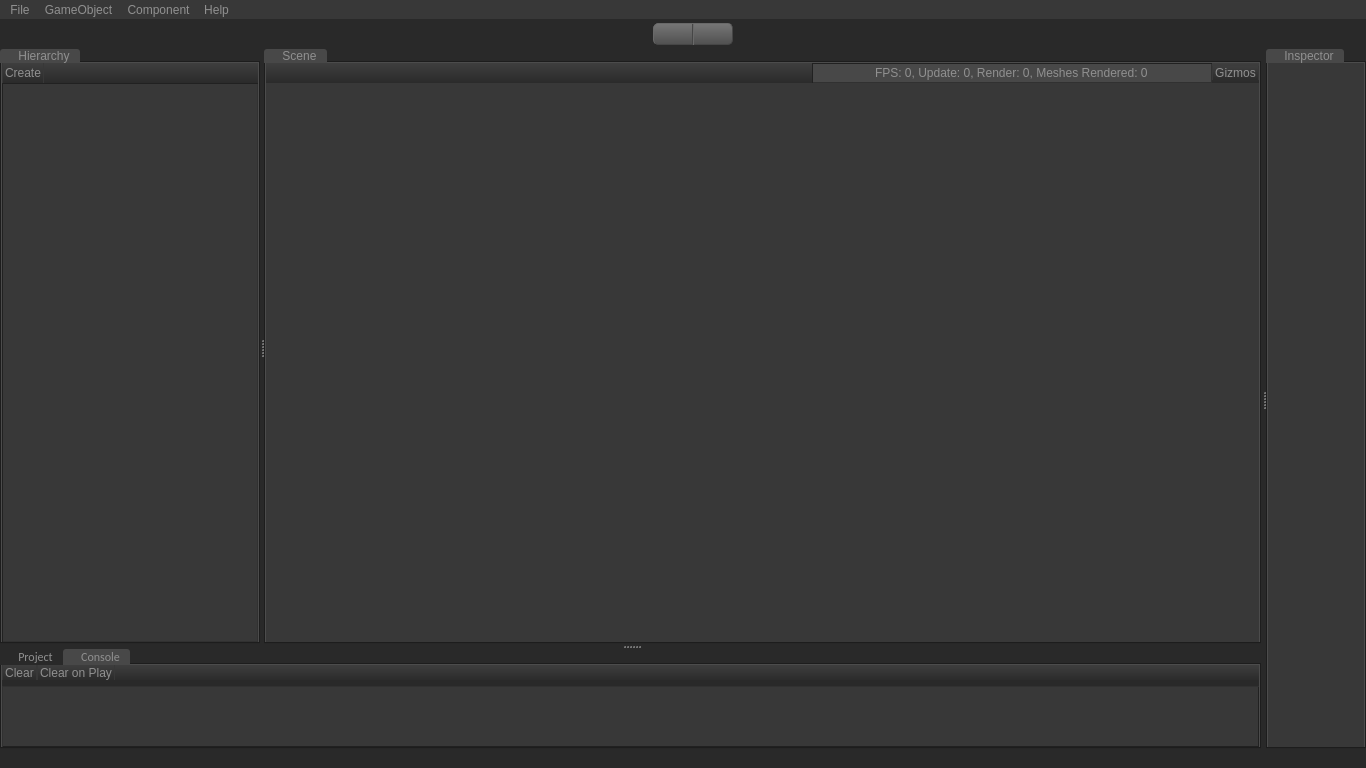
The window that Editor/editor.ui (PanosK92/SpartanEngine) describes before a commit, drawn with Qt 5.
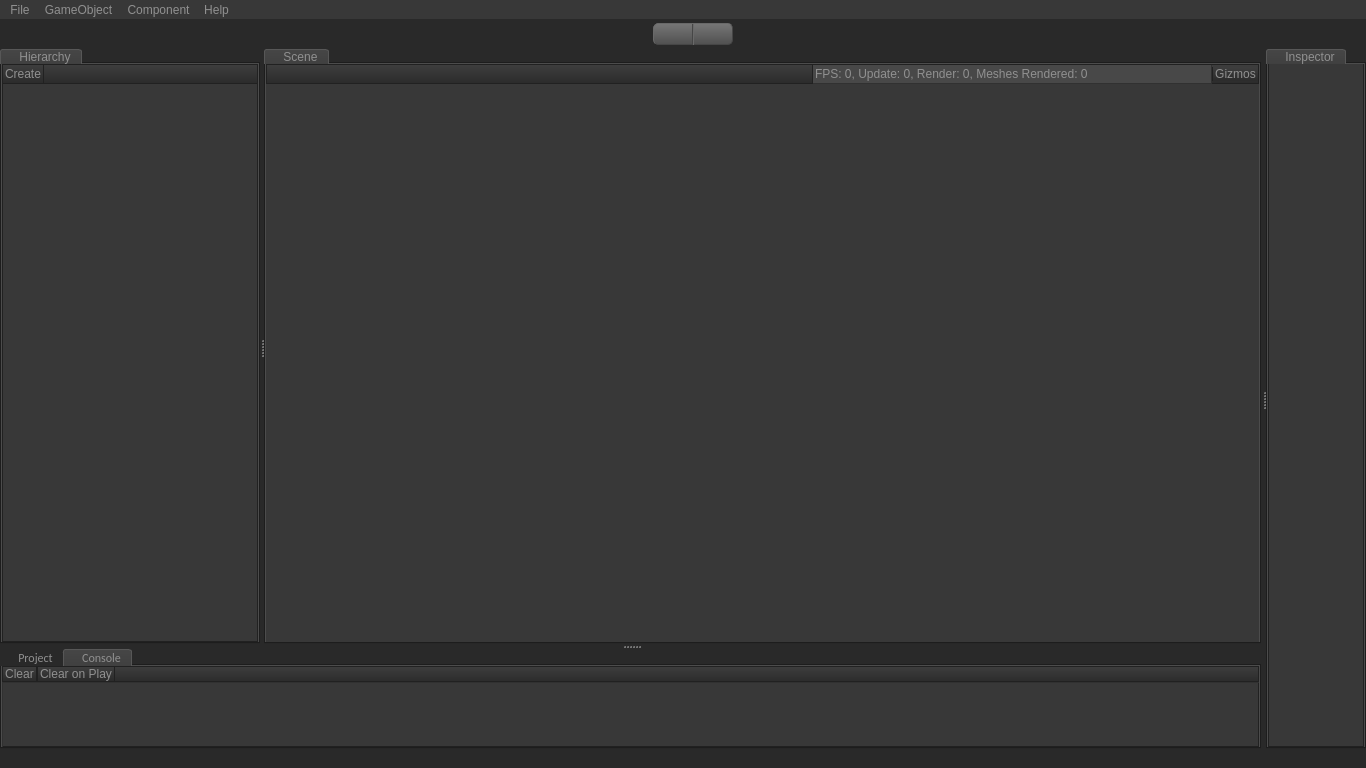
The same window after the commit. The open tabs and pages were chosen to show the change. Icons and pictures are not drawn. Custom widgets are drawn as their Qt base class.

```diff
--- a/Editor/editor.ui
+++ b/Editor/editor.ui
@@ -228,7 +228,7 @@
 text : 											909090
 text highlighted:							EDEDED
 border: 										212121
-border highlighted:						464646
+border highlighted:						575757
 text edit background:					414141
 */
 
@@ -282,19 +282,34 @@
 	background-color:#383838;
 }
 
+#directusDirExplorer, #directusFileExplorer, #directusHierarchy, #directusInspector
+{
+	border-width: 1px;
+	border-style: solid;
+	border-top-width: 0px;
+}
+
+#directusCoreWidget
+{
+margin: 5px;
+}
+
 /*= SCENE/CONSOLE TABS TOOLBARS =============================================================================*/
 #sceneToolbar, #tabConsoleToolbar, #tabHierarchyToolbar, #tabProjectToolbar
 {
-	background-color:qlineargradient(spread:pad, x1:0.5, y1:0, x2:0.5, y2:1, stop:0 rgba(62, 62, 62, 255), stop:1 rgba(43, 43, 43, 255));
+	background-color: qlineargradient(spread:pad, x1:0.5, y1:0, x2:0.5, y2:1, stop:0 rgba(62, 62, 62, 255), stop:1 rgba(43, 43, 43, 255));
+	border-color: #212121;
+	border-width: 1px;
+	border-style: solid;
 }
 
 #buttonGizmos, #buttonConsoleClear, #buttonConsoleClearOnPlay, #buttonHierarchyCreate, #buttonProjectCreate
 {
-	min-width: 2em;
+	min-width: 3em;
 	padding-left: 2px;
 	padding-right: 2px;
 	color: #909090;
-	border-color: #383838;
+	border-color: #212121;
 	background-color: qlineargradient(spread:pad, x1:0.5, y1:0, x2:0.5, y2:1, stop:0 rgba(62, 62, 62, 255), stop:1 rgba(43, 43, 43, 255));
 	border-style: solid;
 	border-top-width: 0px;
@@ -302,8 +317,53 @@
 	border-left-width: 1px;
 	border-right-width: 1px;
 	border-radius: 0px;
+	margin-top: 1px;
+	margin-bottom: 1px;
 }
 
+/*= TABS ===================================================================================*/
+QTabWidget
+{
+	border-color: red;
+	border-style: solid;
+}
+
+ /* The tab widget frame */
+QTabWidget::pane
+{  
+
+}
+
+QTabBar::tab
+{	
+	background-repeat: no-repeat;
+	background-position: left;
+
+	border-color: red;
+	border-style: solid;
+	border-top-left-radius: 3px;
+	border-top-right-radius: 3px;
+	border-bottom-width: 0px;
+
+	min-width: 3.5em;
+	min-height: 1.3em;
+
+	padding-top: 0px;
+	padding-bottom: 0px;
+	padding-left: 18px;
+	padding-right: 10px;
+}
+
+QTabBar::tab:selected
+{
+	background-color: qlineargradient(spread:pad, x1:0.5, y1:0, x2:0.5, y2:1, stop:0 rgba(70, 70, 70, 255), stop:1 rgba(64, 64, 64, 255));
+	border-color: #575757;
+	border-style: solid;
+	border-width: 1px;
+	border-bottom-width: 0px;
+}
+/*========================================================================================*/
+
 /*= PLAY/PAUSE BUTTONS ===================================================================================*/
 #directusPlayButton
 {
@@ -494,50 +554,13 @@
 }
 /*========================================================================================*/
 
-/*= TABS ===================================================================================*/
-QTabWidget
-{
-	border-color: #212121;
-	border-style: solid;
-}
-
- /* The tab widget frame */
-QTabWidget::pane
-{  
-
-}
-
-QTabBar::tab
-{	
-	background-repeat: no-repeat;
-	background-position: left;
-
-	border-color: #464646;
-	border-style: solid;
-	border-top-left-radius: 3px;
-	border-top-right-radius: 3px;
-	border-bottom-width: 0px;
-
-	min-width: 3.5em;
-	min-height: 1.3em;
-
-	padding-top: 0px;
-	padding-bottom: 0px;
-	padding-left: 18px;
-	padding-right: 10px;
-}
-
-QTabBar::tab:selected
-{
-	background-color: #484848;	
-}
-/*========================================================================================*/
-
 /*= TREES ==================================================================================*/
 QTreeWidget
 {
 	background-color: #383838;
 	border-style: solid;
+	border-width: 1px;
+	border-top-width: 0px;
 }
 
 QTreeView
@@ -1976,43 +1999,6 @@
                    <property name="spacing">
                     <number>0</number>
                    </property>
-                   <item row="1" column="0" colspan="2">
-                    <widget class="QFrame" name="directusCoreFrame">
-                     <property name="frameShape">
-                      <enum>QFrame::StyledPanel</enum>
-                     </property>
-                     <property name="frameShadow">
-                      <enum>QFrame::Raised</enum>
-                     </property>
-                     <layout class="QHBoxLayout" name="horizontalLayout_3">
-                      <property name="spacing">
-                       <number>0</number>
-                      </property>
-                      <property name="leftMargin">
-                       <number>0</number>
-                      </property>
-                      <property name="topMargin">
-                       <number>0</number>
-                      </property>
-                      <property name="rightMargin">
-                       <number>0</number>
-                      </property>
-                      <property name="bottomMargin">
-                       <number>0</number>
-                      </property>
-                      <item>
-                       <widget class="DirectusCore" name="directusCore" native="true">
-                        <property name="sizePolicy">
-                         <sizepolicy hsizetype="Preferred" vsizetype="Expanding">
-                          <horstretch>0</horstretch>
-                          <verstretch>0</verstretch>
-                         </sizepolicy>
-                        </property>
-                       </widget>
-                      </item>
-                     </layout>
-                    </widget>
-                   </item>
                    <item row="0" column="0">
                     <widget class="QWidget" name="sceneToolbar" native="true">
                      <property name="sizePolicy">
@@ -2083,7 +2069,7 @@
                          <string>FPS: 0, Update: 0, Render: 0, Meshes Rendered: 0</string>
                         </property>
                         <property name="alignment">
-                         <set>Qt::AlignCenter</set>
+                         <set>Qt::AlignLeading|Qt::AlignLeft|Qt::AlignVCenter</set>
                         </property>
                         <property name="readOnly">
                          <bool>true</bool>
@@ -2103,6 +2089,37 @@
                      </layout>
                     </widget>
                    </item>
+                   <item row="1" column="0" colspan="2">
+                    <widget class="QWidget" name="directusCoreWidget" native="true">
+                     <layout class="QHBoxLayout" name="horizontalLayout_3">
+                      <property name="spacing">
+                       <number>0</number>
+                      </property>
+                      <property name="leftMargin">
+                       <number>0</number>
+                      </property>
+                      <property name="topMargin">
+                       <number>0</number>
+                      </property>
+                      <property name="rightMargin">
+                       <number>0</number>
+                      </property>
+                      <property name="bottomMargin">
+                       <number>0</number>
+                      </property>
+                      <item>
+                       <widget class="DirectusCore" name="directusCore" native="true">
+                        <property name="sizePolicy">
+                         <sizepolicy hsizetype="Expanding" vsizetype="Expanding">
+                          <horstretch>0</horstretch>
+                          <verstretch>0</verstretch>
+                         </sizepolicy>
+                        </property>
+                       </widget>
+                      </item>
+                     </layout>
+                    </widget>
+                   </item>
                   </layout>
                  </item>
                 </layout>
@@ -2411,6 +2428,12 @@
                 </property>
                 <item>
                  <layout class="QGridLayout" name="gridLayout_2">
+                  <property name="rightMargin">
+                   <number>0</number>
+                  </property>
+                  <property name="spacing">
+                   <number>0</number>
+                  </property>
                   <item row="1" column="0">
                    <layout class="QVBoxLayout" name="tabConsoleLayoutConsole">
                     <property name="spacing">
@@ -2418,6 +2441,12 @@
                     </property>
                     <item>
                      <widget class="DirectusConsole" name="directusConsole">
+                      <property name="sizePolicy">
+                       <sizepolicy hsizetype="Expanding" vsizetype="Expanding">
+                        <horstretch>0</horstretch>
+                        <verstretch>0</verstretch>
+                       </sizepolicy>
+                      </property>
                       <property name="alternatingRowColors">
                        <bool>true</bool>
                       </property>
```
Left out of the diff: 4 changed lines with no effect on the pictures.
